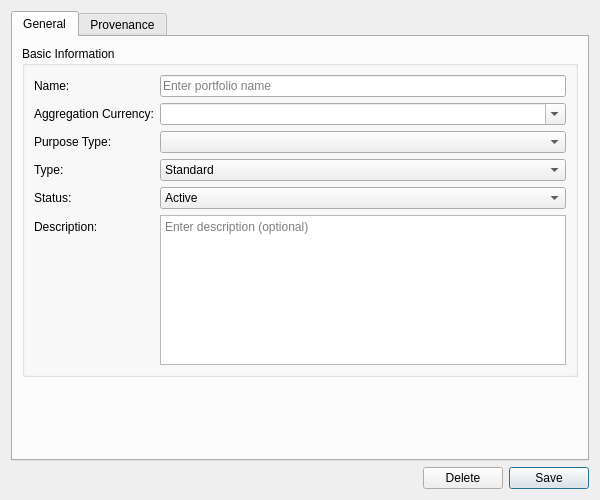
Old version of the form projects/ores.qt/ui/PortfolioDetailDialog.ui in the repository OreStudio/OreStudio.
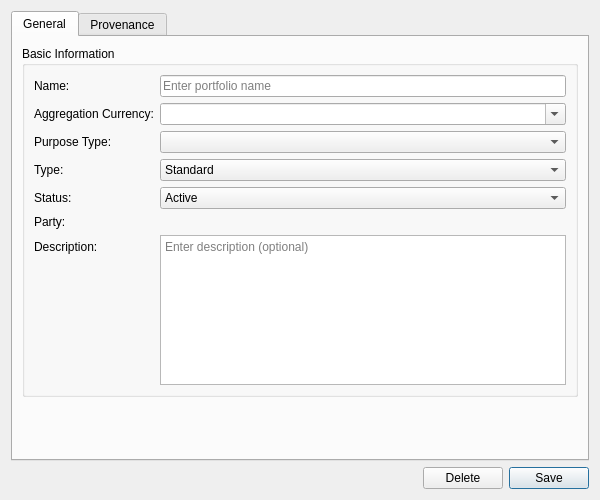
New version of the form. Custom widgets are drawn as their Qt base class.

Commit message: [sql/cpp/qt] Enforce party isolation for books, portfolios, and trades

```diff
--- a/projects/ores.qt/ui/PortfolioDetailDialog.ui
+++ b/projects/ores.qt/ui/PortfolioDetailDialog.ui
@@ -128,13 +128,30 @@
            </widget>
           </item>
           <item row="5" column="0">
+           <widget class="QLabel" name="label_partyIdLabel">
+            <property name="text">
+             <string>Party:</string>
+            </property>
+           </widget>
+          </item>
+          <item row="5" column="1">
+           <widget class="QLabel" name="partyIdLabel">
+            <property name="text">
+             <string/>
+            </property>
+            <property name="textInteractionFlags">
+             <set>Qt::TextSelectableByMouse</set>
+            </property>
+           </widget>
+          </item>
+          <item row="6" column="0">
            <widget class="QLabel" name="label_descriptionEdit">
             <property name="text">
              <string>Description:</string>
             </property>
            </widget>
           </item>
-          <item row="5" column="1">
+          <item row="6" column="1">
            <widget class="QPlainTextEdit" name="descriptionEdit">
             <property name="minimumSize">
              <size>
```
The commit also changes 18 other files.
